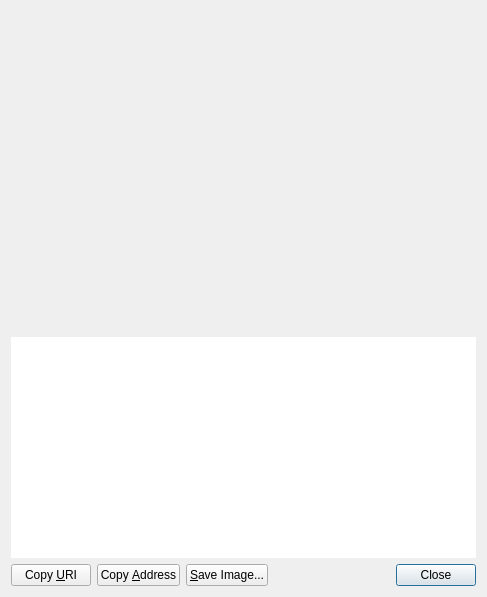
This is src/qt/forms/receiverequestdialog.ui in umkoin/umkoin as Qt 5 draws it before an edit. The edited form follows.
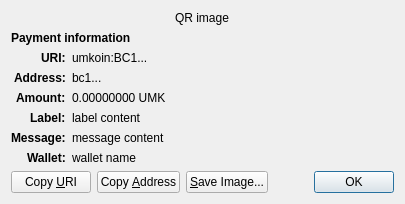
This is the edited form. Custom widgets are drawn as their Qt base class.

```diff
--- a/src/qt/forms/receiverequestdialog.ui
+++ b/src/qt/forms/receiverequestdialog.ui
@@ -6,60 +6,158 @@
    <rect>
     <x>0</x>
     <y>0</y>
-    <width>487</width>
-    <height>597</height>
+    <width>413</width>
+    <height>229</height>
    </rect>
   </property>
-  <layout class="QVBoxLayout" name="verticalLayout_3">
-   <item>
-    <widget class="QRImageWidget" name="lblQRCode">
-     <property name="sizePolicy">
-      <sizepolicy hsizetype="Expanding" vsizetype="Fixed">
-       <horstretch>0</horstretch>
-       <verstretch>0</verstretch>
-      </sizepolicy>
+  <property name="windowTitle">
+   <string>Request payment to ...</string>
+  </property>
+  <layout class="QGridLayout" name="gridLayout" columnstretch="0,1">
+   <property name="sizeConstraint">
+    <enum>QLayout::SetFixedSize</enum>
+   </property>
+   <item row="0" column="0" colspan="2" alignment="Qt::AlignHCenter">
+    <widget class="QRImageWidget" name="qr_code">
+     <property name="text">
+      <string notr="true">QR image</string>
      </property>
-     <property name="minimumSize">
-      <size>
-       <width>300</width>
-       <height>320</height>
-      </size>
+     <property name="textInteractionFlags">
+      <set>Qt::NoTextInteraction</set>
      </property>
-     <property name="toolTip">
-      <string>QR Code</string>
+    </widget>
+   </item>
+   <item row="1" column="0" colspan="2">
+    <widget class="QLabel" name="payment_header">
+     <property name="font">
+      <font>
+       <weight>75</weight>
+       <bold>true</bold>
+      </font>
      </property>
+     <property name="text">
+      <string>Payment information</string>
+     </property>
+     <property name="textInteractionFlags">
+      <set>Qt::NoTextInteraction</set>
+     </property>
+    </widget>
+   </item>
+   <item row="2" column="0" alignment="Qt::AlignRight|Qt::AlignTop">
+    <widget class="QLabel" name="uri_tag">
+     <property name="font">
+      <font>
+       <weight>75</weight>
+       <bold>true</bold>
+      </font>
+     </property>
+     <property name="text">
+      <string notr="true">URI:</string>
+     </property>
      <property name="textFormat">
       <enum>Qt::PlainText</enum>
      </property>
-     <property name="alignment">
-      <set>Qt::AlignCenter</set>
+     <property name="textInteractionFlags">
+      <set>Qt::NoTextInteraction</set>
      </property>
+    </widget>
+   </item>
+   <item row="2" column="1" alignment="Qt::AlignTop">
+    <widget class="QLabel" name="uri_content">
+     <property name="text">
+      <string notr="true">umkoin:BC1...</string>
+     </property>
+     <property name="textFormat">
+      <enum>Qt::RichText</enum>
+     </property>
      <property name="wordWrap">
       <bool>true</bool>
      </property>
     </widget>
    </item>
-   <item>
-    <widget class="QTextEdit" name="outUri">
-     <property name="sizePolicy">
-      <sizepolicy hsizetype="Expanding" vsizetype="Expanding">
-       <horstretch>0</horstretch>
-       <verstretch>0</verstretch>
-      </sizepolicy>
+   <item row="3" column="0" alignment="Qt::AlignRight|Qt::AlignTop">
+    <widget class="QLabel" name="address_tag">
+     <property name="font">
+      <font>
+       <weight>75</weight>
+       <bold>true</bold>
+      </font>
      </property>
-     <property name="minimumSize">
-      <size>
-       <width>0</width>
-       <height>50</height>
-      </size>
+     <property name="text">
+      <string>Address:</string>
      </property>
-     <property name="frameShape">
-      <enum>QFrame::NoFrame</enum>
+     <property name="textInteractionFlags">
+      <set>Qt::NoTextInteraction</set>
      </property>
-     <property name="frameShadow">
-      <enum>QFrame::Plain</enum>
+    </widget>
+   </item>
+   <item row="3" column="1" alignment="Qt::AlignTop">
+    <widget class="QLabel" name="address_content">
+     <property name="text">
+      <string notr="true">bc1...</string>
      </property>
-     <property name="tabChangesFocus">
+     <property name="textFormat">
+      <enum>Qt::PlainText</enum>
+     </property>
+     <property name="textInteractionFlags">
+      <set>Qt::TextSelectableByMouse</set>
+     </property>
+    </widget>
+   </item>
+   <item row="4" column="0" alignment="Qt::AlignRight|Qt::AlignTop">
+    <widget class="QLabel" name="amount_tag">
+     <property name="font">
+      <font>
+       <weight>75</weight>
+       <bold>true</bold>
+      </font>
+     </property>
+     <property name="text">
+      <string>Amount:</string>
+     </property>
+     <property name="textInteractionFlags">
+      <set>Qt::NoTextInteraction</set>
+     </property>
+    </widget>
+   </item>
+   <item row="4" column="1" alignment="Qt::AlignTop">
+    <widget class="QLabel" name="amount_content">
+     <property name="text">
+      <string notr="true">0.00000000 UMK</string>
+     </property>
+     <property name="textFormat">
+      <enum>Qt::PlainText</enum>
+     </property>
+     <property name="textInteractionFlags">
+      <set>Qt::TextSelectableByMouse</set>
+     </property>
+    </widget>
+   </item>
+   <item row="5" column="0" alignment="Qt::AlignRight|Qt::AlignTop">
+    <widget class="QLabel" name="label_tag">
+     <property name="font">
+      <font>
+       <weight>75</weight>
+       <bold>true</bold>
+      </font>
+     </property>
+     <property name="text">
+      <string>Label:</string>
+     </property>
+     <property name="textInteractionFlags">
+      <set>Qt::NoTextInteraction</set>
+     </property>
+    </widget>
+   </item>
+   <item row="5" column="1" alignment="Qt::AlignTop">
+    <widget class="QLabel" name="label_content">
+     <property name="text">
+      <string notr="true">label content</string>
+     </property>
+     <property name="textFormat">
+      <enum>Qt::PlainText</enum>
+     </property>
+     <property name="wordWrap">
       <bool>true</bool>
      </property>
      <property name="textInteractionFlags">
@@ -67,7 +165,71 @@
      </property>
     </widget>
    </item>
-   <item>
+   <item row="6" column="0" alignment="Qt::AlignRight|Qt::AlignTop">
+    <widget class="QLabel" name="message_tag">
+     <property name="font">
+      <font>
+       <weight>75</weight>
+       <bold>true</bold>
+      </font>
+     </property>
+     <property name="text">
+      <string>Message:</string>
+     </property>
+     <property name="textInteractionFlags">
+      <set>Qt::NoTextInteraction</set>
+     </property>
+    </widget>
+   </item>
+   <item row="6" column="1" alignment="Qt::AlignTop">
+    <widget class="QLabel" name="message_content">
+     <property name="text">
+      <string notr="true">message content</string>
+     </property>
+     <property name="textFormat">
+      <enum>Qt::PlainText</enum>
+     </property>
+     <property name="wordWrap">
+      <bool>true</bool>
+     </property>
+     <property name="textInteractionFlags">
+      <set>Qt::TextSelectableByMouse</set>
+     </property>
+    </widget>
+   </item>
+   <item row="7" column="0" alignment="Qt::AlignRight|Qt::AlignTop">
+    <widget class="QLabel" name="wallet_tag">
+     <property name="font">
+      <font>
+       <weight>75</weight>
+       <bold>true</bold>
+      </font>
+     </property>
+     <property name="text">
+      <string>Wallet:</string>
+     </property>
+     <property name="textInteractionFlags">
+      <set>Qt::NoTextInteraction</set>
+     </property>
+    </widget>
+   </item>
+   <item row="7" column="1" alignment="Qt::AlignTop">
+    <widget class="QLabel" name="wallet_content">
+     <property name="text">
+      <string notr="true">wallet name</string>
+     </property>
+     <property name="textFormat">
+      <enum>Qt::PlainText</enum>
+     </property>
+     <property name="wordWrap">
+      <bool>true</bool>
+     </property>
+     <property name="textInteractionFlags">
+      <set>Qt::TextSelectableByMouse</set>
+     </property>
+    </widget>
+   </item>
+   <item row="8" column="0" colspan="2">
     <layout class="QHBoxLayout" name="horizontalLayout">
      <item>
       <widget class="QPushButton" name="btnCopyURI">
@@ -115,7 +277,7 @@
      <item>
       <widget class="QDialogButtonBox" name="buttonBox">
        <property name="standardButtons">
-        <set>QDialogButtonBox::Close</set>
+        <set>QDialogButtonBox::Ok</set>
        </property>
       </widget>
      </item>
```
Left out of the diff: 38 changed lines with no effect on the pictures.
